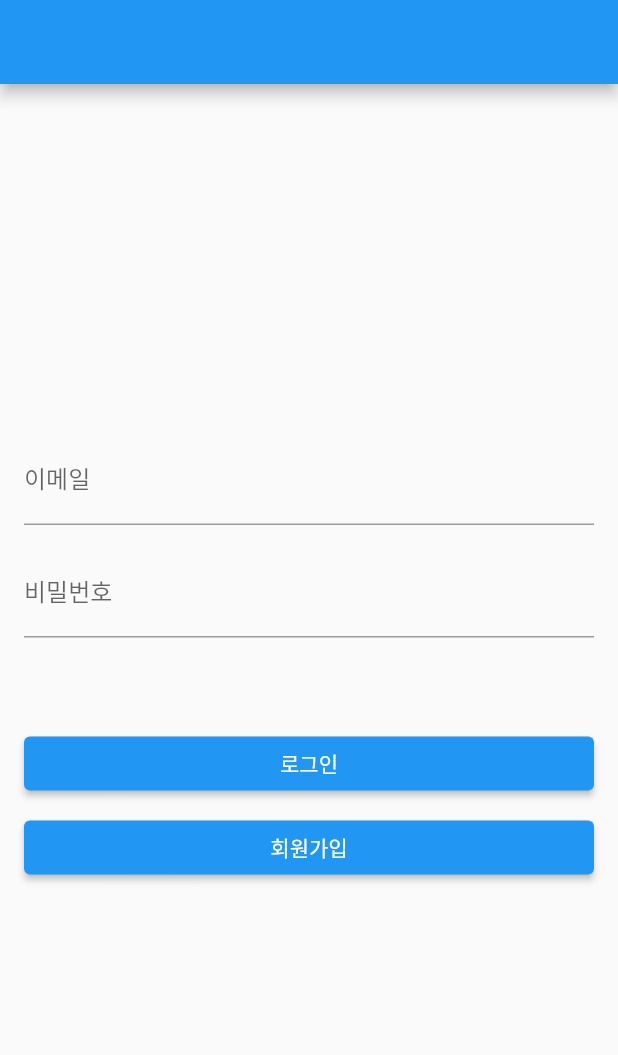
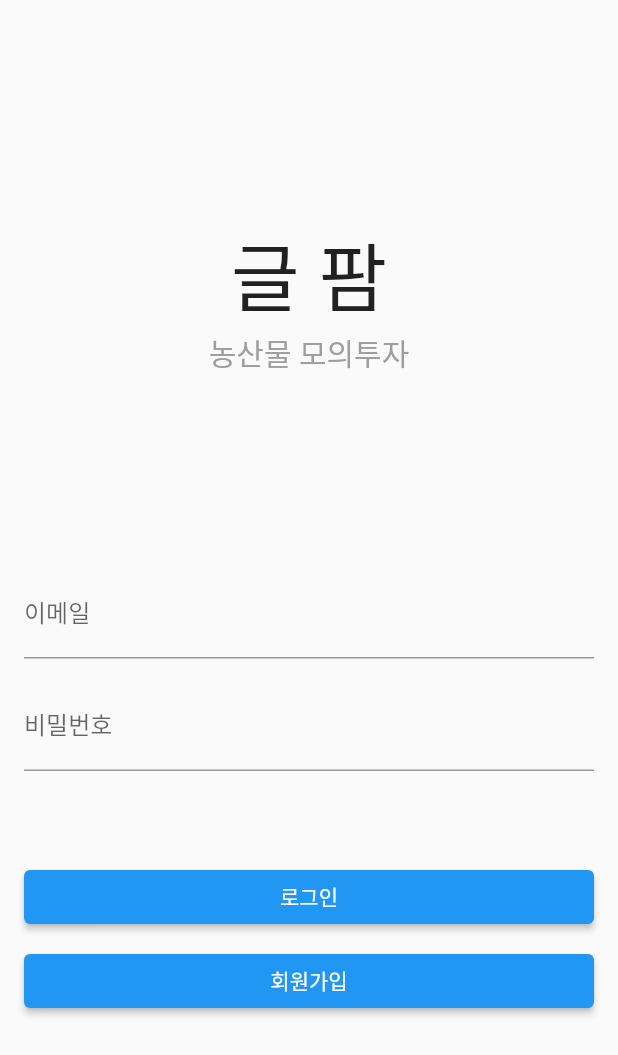
Before and after one commit to Hoteldusk/Flutter-Agricultural-2023-09, a Flutter app: the screen it shows after launch, on a phone screen of 412 x 824 dp. Shown: the top 1055 px of the screen. Run offline on Flutter 3.47's test engine with Material 2 defaults, Android fonts, the phone set to English and light mode, and no system bars; our stand-ins replace cloud_firestore, firebase_auth, firebase_core; accounts and stored records are empty; generated files the repository leaves out were written again.

Commit message:
ver1 2023-10-19

```diff
--- a/lib/join_page.dart
+++ b/lib/join_page.dart
@@ -107,7 +107,7 @@ class _JoinPageState extends State<JoinPage> {
             SizedBox(
               width: double.infinity,
               child: ElevatedButton(
-                onPressed: _join(nickNameText),
+                onPressed: () => _join(nickNameText),
                 child: const Text('회원가입'),
               ),
             ),
--- a/lib/login_page.dart
+++ b/lib/login_page.dart
@@ -76,6 +76,21 @@ class _LoginPageState extends State<LoginPage> {
     return Padding(
       padding: const EdgeInsets.all(16.0),
       child: Column(
+        mainAxisAlignment: MainAxisAlignment.spaceEvenly,
+        children: [
+          const Column(
+            children: [
+              Text(
+                "글 팜",
+                style: TextStyle(fontSize: 50),
+              ),
+              Text(
+                "농산물 모의투자",
+                style: TextStyle(fontSize: 20, color: Colors.grey),
+              ),
+            ],
+          ),
+          Column(
             mainAxisAlignment: MainAxisAlignment.center,
             children: [
               TextField(
@@ -119,6 +134,8 @@ class _LoginPageState extends State<LoginPage> {
               ),
             ],
           ),
+        ],
+      ),
     );
   }
 }
--- a/lib/main.dart
+++ b/lib/main.dart
@@ -40,9 +40,8 @@ class MyApp extends StatelessWidget {
 
   @override
   Widget build(BuildContext context) {
-    return Scaffold(
-      appBar: AppBar(),
-      body: const LoginPage(),
+    return const Scaffold(
+      body: LoginPage(),
     );
   }
 }
--- a/lib/main_page.dart
+++ b/lib/main_page.dart
@@ -47,7 +47,16 @@ class _MainPageState extends State<MainPage> {
   @override
   Widget build(BuildContext context) {
     return Scaffold(
-      appBar: AppBar(),
+      appBar: AppBar(
+          title: const Row(
+        children: [
+          Text("글팜    "),
+          Text(
+            "농산물 모의투자",
+            style: TextStyle(fontSize: 15),
+          ),
+        ],
+      )),
       body: [
         ProductListPage(productList: productList),
         MyPage(
--- a/lib/product_item.dart
+++ b/lib/product_item.dart
@@ -17,6 +17,7 @@ class ProductItem extends StatelessWidget {
 
     var todayPrice = int.parse(product['dpr1'].replaceAll(',', ''));
     var yesterdayPrice;
+    var userData = context.watch<UserStore>().userData;
 
     if (product['dpr2'] is String) {
       yesterdayPrice = int.parse(product['dpr2'].replaceAll(',', ''));
@@ -62,7 +63,6 @@ class ProductItem extends StatelessWidget {
       );
     }
 
-    var userData = context.watch<UserStore>().userData;
     Future<dynamic> showBuyDialog() {
       var countText = "";
 
```
Also changed, not shown: lib/mypage.dart (+116 -25 lines). Lines whose indentation alone changed are shown as unchanged.
